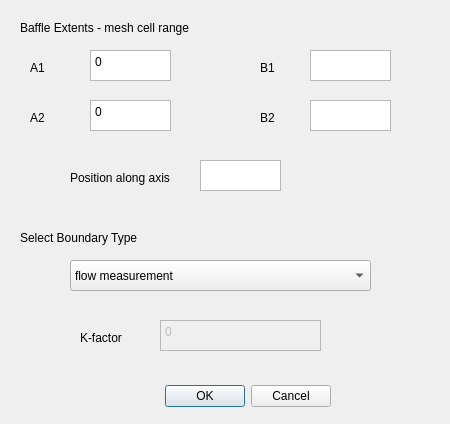
Qt form gui/baffle.ui (civilcfd/Civil-CFD) before a commit.
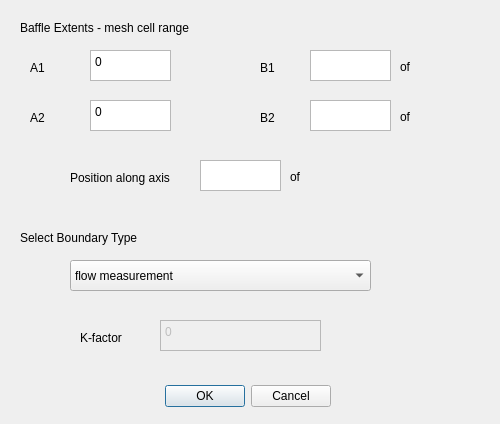
The same form after that commit.

```diff
--- a/gui/baffle.ui
+++ b/gui/baffle.ui
@@ -6,7 +6,7 @@
    <rect>
     <x>0</x>
     <y>0</y>
-    <width>450</width>
+    <width>500</width>
     <height>424</height>
    </rect>
   </property>
@@ -18,13 +18,13 @@
   </property>
   <property name="minimumSize">
    <size>
-    <width>450</width>
+    <width>500</width>
     <height>424</height>
    </size>
   </property>
   <property name="maximumSize">
    <size>
-    <width>450</width>
+    <width>500</width>
     <height>424</height>
    </size>
   </property>
@@ -280,6 +280,51 @@
    </property>
    <property name="verticalScrollBarPolicy">
     <enum>Qt::ScrollBarAlwaysOff</enum>
+   </property>
+   <property name="tabChangesFocus">
+    <bool>true</bool>
+   </property>
+   <property name="lineWrapMode">
+    <enum>QPlainTextEdit::NoWrap</enum>
+   </property>
+  </widget>
+  <widget class="QLabel" name="maxB">
+   <property name="geometry">
+    <rect>
+     <x>400</x>
+     <y>110</y>
+     <width>56</width>
+     <height>13</height>
+    </rect>
+   </property>
+   <property name="text">
+    <string>of </string>
+   </property>
+  </widget>
+  <widget class="QLabel" name="maxA">
+   <property name="geometry">
+    <rect>
+     <x>400</x>
+     <y>60</y>
+     <width>56</width>
+     <height>13</height>
+    </rect>
+   </property>
+   <property name="text">
+    <string>of </string>
+   </property>
+  </widget>
+  <widget class="QLabel" name="maxPos">
+   <property name="geometry">
+    <rect>
+     <x>290</x>
+     <y>170</y>
+     <width>56</width>
+     <height>13</height>
+    </rect>
+   </property>
+   <property name="text">
+    <string>of</string>
    </property>
   </widget>
  </widget>
```
Left out of the diff: 30 changed lines with no effect on the pictures.
